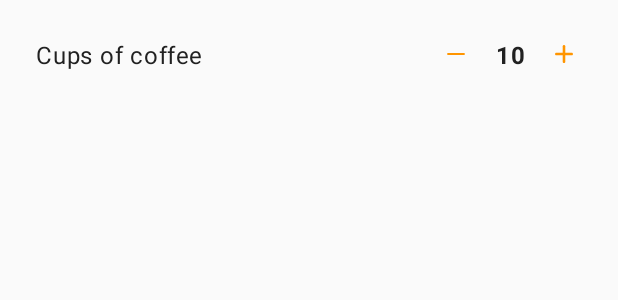
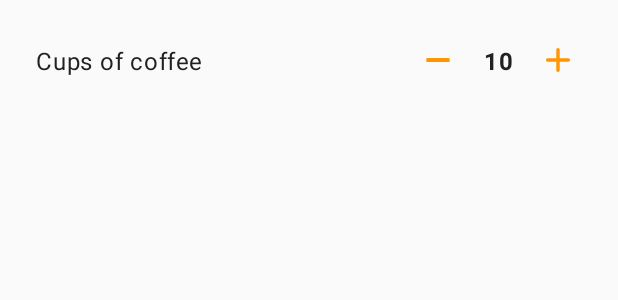
Before and after one commit to bfpimentel/cornershop, an Android app: the layout counters_item.xml on its own in the app's theme, with its tools: preview values and no code run, on a phone screen of 412 x 824 dp. Shown: the top 300 px of the screen. Run offline under Robolectric (Android 15) with nearby library versions, the light colour scheme and no system bars.

Commit message:
feat: add rv inputs

```diff
--- a/app/data/build.gradle.kts
+++ b/app/data/build.gradle.kts
@@ -17,7 +17,7 @@ android {
 
     buildTypes {
         val apiUrlResName = "api_url"
-        val apiUrl = "http://localhost:3000/api/"
+        val apiUrl = "http://10.0.2.2:3000/api/"
 
         getByName("release") {
             resValue("string", apiUrlResName, apiUrl)
--- a/app/presentation/src/main/AndroidManifest.xml
+++ b/app/presentation/src/main/AndroidManifest.xml
@@ -1,6 +1,8 @@
 <?xml version="1.0" encoding="utf-8"?>
 <manifest xmlns:android="http://schemas.android.com/apk/res/android"
     package="com.cornershop.counterstest">
+
+    <uses-permission android:name="android.permission.INTERNET" />
 
     <application
         android:name=".CountersApplication"
@@ -10,7 +12,8 @@
         android:label="@string/app_name"
         android:roundIcon="@mipmap/ic_launcher_round"
         android:supportsRtl="true"
-        android:theme="@style/Theme.CountersNormal">
+        android:theme="@style/Theme.CountersNormal"
+        android:usesCleartextTraffic="true">
         <activity
             android:name=".presentation.MainActivity"
             android:theme="@style/Theme.CountersWelcome">
--- a/app/presentation/src/main/java/com/cornershop/counterstest/presentation/counters/data/CountersIntention.kt
+++ b/app/presentation/src/main/java/com/cornershop/counterstest/presentation/counters/data/CountersIntention.kt
@@ -3,4 +3,8 @@ package com.cornershop.counterstest.presentation.counters.data
 sealed class CountersIntention {
 
     object GetCounters : CountersIntention()
+
+    data class Add(val counterId: String) : CountersIntention()
+
+    data class Subtract(val counterId: String) : CountersIntention()
 }
--- a/app/presentation/src/main/res/layout/counters_fragment.xml
+++ b/app/presentation/src/main/res/layout/counters_fragment.xml
@@ -3,14 +3,15 @@
     xmlns:app="http://schemas.android.com/apk/res-auto"
     xmlns:tools="http://schemas.android.com/tools"
     android:layout_width="match_parent"
-    android:layout_height="match_parent"
-    android:padding="24dp">
+    android:layout_height="match_parent">
 
     <com.google.android.material.textview.MaterialTextView
         android:id="@+id/totalItemCount"
         style="@style/TextAppearance.MaterialComponents.Body1"
         android:layout_width="wrap_content"
         android:layout_height="wrap_content"
+        android:layout_marginStart="24dp"
+        android:layout_marginTop="24dp"
         android:text="4 items"
         app:layout_constraintStart_toStartOf="parent"
         app:layout_constraintTop_toTopOf="parent"
@@ -29,6 +30,7 @@
         tools:text="17 times" />
 
     <androidx.recyclerview.widget.RecyclerView
+        android:id="@+id/counters"
         android:layout_width="match_parent"
         android:layout_height="0dp"
         android:layout_marginTop="8dp"
--- a/app/presentation/src/main/res/layout/counters_item.xml
+++ b/app/presentation/src/main/res/layout/counters_item.xml
@@ -8,24 +8,24 @@
     android:padding="24dp">
 
     <com.google.android.material.textview.MaterialTextView
-        android:id="@+id/name"
+        android:id="@+id/title"
         style="@style/TextAppearance.MaterialComponents.Body1"
         android:layout_width="0dp"
         android:layout_height="wrap_content"
         android:layout_marginEnd="8dp"
         app:layout_constraintBottom_toBottomOf="parent"
-        app:layout_constraintEnd_toStartOf="@id/subtract"
+        app:layout_constraintEnd_toStartOf="@id/minus"
         app:layout_constraintStart_toStartOf="parent"
         app:layout_constraintTop_toTopOf="parent"
         tools:text="Cups of coffee" />
 
     <androidx.appcompat.widget.AppCompatImageView
-        android:id="@+id/subtract"
-        android:layout_width="24dp"
-        android:layout_height="24dp"
+        android:id="@+id/minus"
+        android:layout_width="32dp"
+        android:layout_height="32dp"
         android:layout_marginEnd="4dp"
         android:background="?attr/selectableItemBackground"
-        android:padding="6dp"
+        android:padding="8dp"
         android:text="-"
         app:layout_constraintBottom_toBottomOf="parent"
         app:layout_constraintEnd_toStartOf="@id/count"
@@ -38,20 +38,20 @@
         android:layout_width="wrap_content"
         android:layout_height="wrap_content"
         android:layout_marginEnd="4dp"
-        android:background="?attr/selectableItemBackground"
         android:gravity="center"
         android:minWidth="40dp"
         android:textStyle="bold"
         app:layout_constraintBottom_toBottomOf="parent"
-        app:layout_constraintEnd_toStartOf="@id/add"
+        app:layout_constraintEnd_toStartOf="@id/plus"
         app:layout_constraintTop_toTopOf="parent"
         tools:text="10" />
 
     <androidx.appcompat.widget.AppCompatImageView
-        android:id="@+id/add"
-        android:layout_width="24dp"
-        android:layout_height="24dp"
-        android:padding="6dp"
+        android:id="@+id/plus"
+        android:layout_width="32dp"
+        android:layout_height="32dp"
+        android:background="?attr/selectableItemBackground"
+        android:padding="8dp"
         app:layout_constraintBottom_toBottomOf="parent"
         app:layout_constraintEnd_toEndOf="parent"
         app:layout_constraintTop_toTopOf="parent"
```
Also changed, not shown: app/presentation/src/main/java/com/cornershop/counterstest/di/DomainModules.kt (+4 -4 lines), app/presentation/src/main/java/com/cornershop/counterstest/presentation/counters/CountersAdapter.kt (added, +59 -0 lines), app/presentation/src/main/java/com/cornershop/counterstest/presentation/counters/CountersFragment.kt (+36 -5 lines), app/presentation/src/main/java/com/cornershop/counterstest/presentation/counters/CountersViewModel.kt (+26 -4 lines), app/presentation/src/main/java/com/cornershop/counterstest/presentation/counters/data/CounterViewData.kt (added, +7 -0 lines), app/presentation/src/main/java/com/cornershop/counterstest/presentation/counters/data/CountersState.kt (+5 -2 lines), app/presentation/src/main/java/com/cornershop/counterstest/shared/mvi/Event.kt (added, +22 -0 lines).
